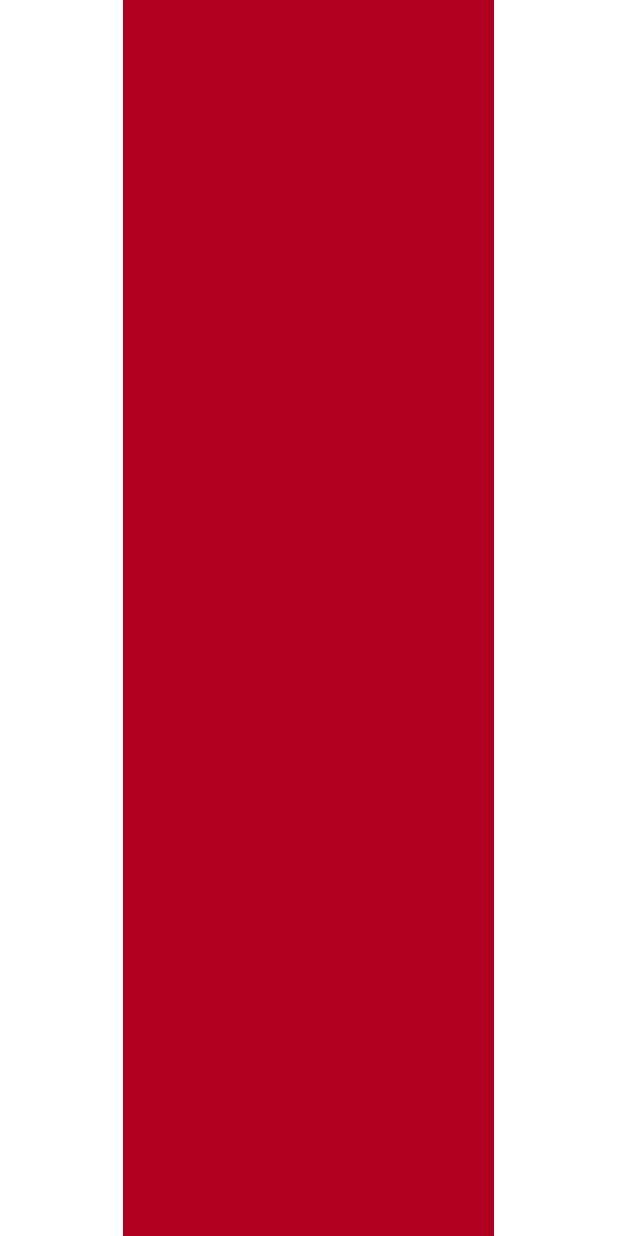
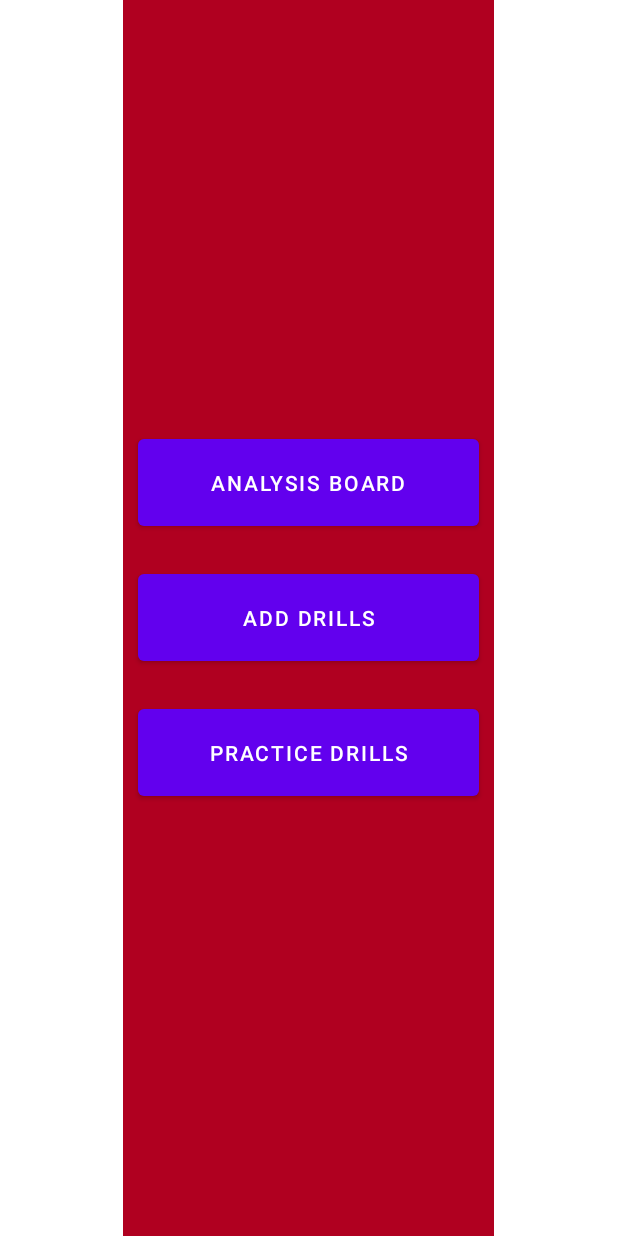
Before and after one commit to moritzsus/ChessFlow, an Android app: the screen it shows after launch (MainActivity), on a phone screen of 412 x 824 dp. Run offline under Robolectric (Android 15) with nearby library versions, the phone set to English and light mode, and no system bars.

Commit message:
dummy screens
main menu, analysis board, add drills, practice drills

```diff
--- a/app/build.gradle
+++ b/app/build.gradle
@@ -26,6 +26,9 @@ android {
         sourceCompatibility JavaVersion.VERSION_1_8
         targetCompatibility JavaVersion.VERSION_1_8
     }
+    buildFeatures {
+        viewBinding true
+    }
 }
 
 dependencies {
@@ -33,6 +36,8 @@ dependencies {
     implementation 'androidx.appcompat:appcompat:1.6.1'
     implementation 'com.google.android.material:material:1.9.0'
     implementation 'androidx.constraintlayout:constraintlayout:2.1.4'
+    implementation 'androidx.navigation:navigation-fragment:2.5.3'
+    implementation 'androidx.navigation:navigation-ui:2.5.3'
     testImplementation 'junit:junit:4.13.2'
     androidTestImplementation 'androidx.test.ext:junit:1.1.5'
     androidTestImplementation 'androidx.test.espresso:espresso-core:3.5.1'
--- a/app/src/main/java/com/moritzsus/chessflow/view/MainActivity.java
+++ b/app/src/main/java/com/moritzsus/chessflow/view/MainActivity.java
@@ -2,7 +2,10 @@ package com.moritzsus.chessflow.view;
 
 import androidx.appcompat.app.AppCompatActivity;
 
+import android.content.Intent;
 import android.os.Bundle;
+import android.view.View;
+import android.widget.Button;
 
 import com.moritzsus.chessflow.R;
 
@@ -12,5 +15,27 @@ public class MainActivity extends AppCompatActivity {
     protected void onCreate(Bundle savedInstanceState) {
         super.onCreate(savedInstanceState);
         setContentView(R.layout.activity_main);
+
+        Button analysisBoardButton = findViewById(R.id.analysisBoardButton);
+        Button addDrillsButton = findViewById(R.id.addDrillsButton);
+        Button practiceDrillsButton = findViewById(R.id.practiceDrillsButton);
+        analysisBoardButton.setOnClickListener(new View.OnClickListener() {
+            @Override
+            public void onClick(View view) {
+                startActivity(new Intent(MainActivity.this, AnalysisBoardActivity.class));
+            }
+        });
+        addDrillsButton.setOnClickListener(new View.OnClickListener() {
+            @Override
+            public void onClick(View view) {
+                startActivity(new Intent(MainActivity.this, AddDrillsActivity.class));
+            }
+        });
+        practiceDrillsButton.setOnClickListener(new View.OnClickListener() {
+            @Override
+            public void onClick(View view) {
+                startActivity(new Intent(MainActivity.this, PracticeDrillsActivity.class));
+            }
+        });
     }
 }
--- a/app/src/main/res/layout/activity_main.xml
+++ b/app/src/main/res/layout/activity_main.xml
@@ -27,9 +27,39 @@
             android:layout_height="match_parent"
             android:layout_width="0dp"
             android:layout_weight="3"
+            android:gravity="center"
             android:background="@color/design_default_color_error"
             android:orientation="vertical">
 
+            <Button
+                android:id="@+id/analysisBoardButton"
+                android:layout_marginLeft="10dp"
+                android:layout_marginRight="10dp"
+                android:layout_marginTop="10dp"
+                android:layout_marginBottom="10dp"
+                android:layout_width="match_parent"
+                android:layout_height="70dp"
+                android:text="Analysis Board" />
+
+            <Button
+                android:id="@+id/addDrillsButton"
+                android:layout_marginLeft="10dp"
+                android:layout_marginRight="10dp"
+                android:layout_marginTop="10dp"
+                android:layout_marginBottom="10dp"
+                android:layout_width="match_parent"
+                android:layout_height="70dp"
+                android:text="Add Drills" />
+
+            <Button
+                android:id="@+id/practiceDrillsButton"
+                android:layout_marginLeft="10dp"
+                android:layout_marginRight="10dp"
+                android:layout_marginTop="10dp"
+                android:layout_marginBottom="10dp"
+                android:layout_width="match_parent"
+                android:layout_height="70dp"
+                android:text="Practice Drills" />
         </LinearLayout>
 
         <LinearLayout
--- /dev/null
+++ b/app/src/main/res/values-land/dimens.xml
@@ -0,0 +1,3 @@
+<resources>
+    <dimen name="fab_margin">48dp</dimen>
+</resources>
--- /dev/null
+++ b/app/src/main/res/values-w1240dp/dimens.xml
@@ -0,0 +1,3 @@
+<resources>
+    <dimen name="fab_margin">200dp</dimen>
+</resources>
--- /dev/null
+++ b/app/src/main/res/values-w600dp/dimens.xml
@@ -0,0 +1,3 @@
+<resources>
+    <dimen name="fab_margin">48dp</dimen>
+</resources>
--- /dev/null
+++ b/app/src/main/res/values/dimens.xml
@@ -0,0 +1,3 @@
+<resources>
+    <dimen name="fab_margin">16dp</dimen>
+</resources>
```
Also changed, not shown: app/src/main/AndroidManifest.xml (+9 -0 lines), app/src/main/java/com/moritzsus/chessflow/view/AddDrillsActivity.java (added, +27 -0 lines), app/src/main/java/com/moritzsus/chessflow/view/AnalysisBoardActivity.java (added, +27 -0 lines), app/src/main/java/com/moritzsus/chessflow/view/PracticeDrillsActivity.java (added, +27 -0 lines), app/src/main/res/layout/activity_add_drills.xml (added, +31 -0 lines), app/src/main/res/layout/activity_analysis_board.xml (added, +31 -0 lines), app/src/main/res/layout/activity_practice_drills.xml (added, +31 -0 lines), app/src/main/res/values/strings.xml (+9 -0 lines), app/src/main/res/values/themes.xml (+9 -0 lines).
